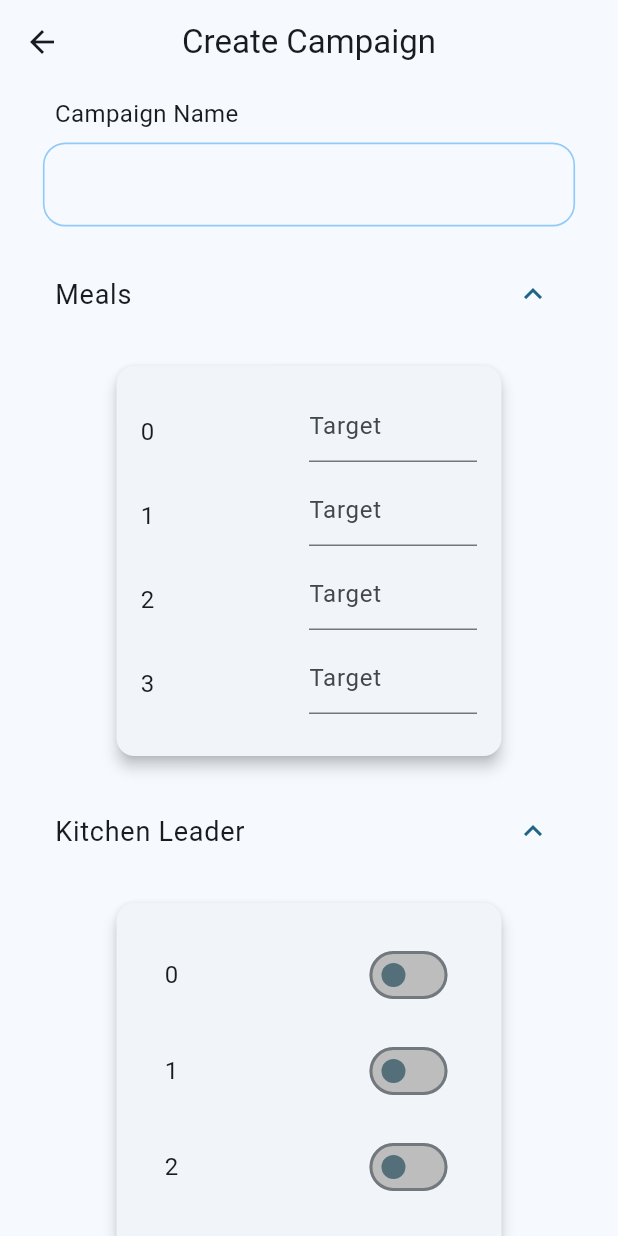
After one commit to Yusuf-ASM/lebaladna_app, a Flutter app: the RegisterCampaignPage screen opened directly, after a tap on "Meals", after a tap on "Kitchen Leader", on a phone screen of 412 x 824 dp. The commit adds this screen. Run offline on Flutter 3.47's test engine with Material 3 defaults, Android fonts, the phone set to English and light mode, and no system bars; our stand-ins replace dio, hive, hive_flutter, lottie, percent_indicator; accounts and stored records are empty.

Commit message:
new pages  :)

```diff
--- a/frontend/lib/backend/shared_variables.dart
+++ b/frontend/lib/backend/shared_variables.dart
@@ -3,7 +3,7 @@
 import 'package:flutter/material.dart';
 import 'package:hive/hive.dart';
 
-const BackendLink = "http://192.168.1.6:8080";
+const BackendLink = "http://192.168.3.200:8080";
 const Testing = true;
 const TextFieldBorderRadius = 15.0;
 const NormalTextSize = 16.0;
--- a/frontend/lib/backend/text.dart
+++ b/frontend/lib/backend/text.dart
@@ -13,5 +13,12 @@ const textRegister = "Register";
 const textRegistration = "Registration";
 const textCreate = "Create";
 const textCreateMeal = "Create Meal";
+const textCreateIngredient = "Create Ingredient";
+const textCreateCampaign = "Create Campaign";
+const textCampaignName = "Campaign Name";
+const textStationLeader = "Station Leader";
+const textKitchenLeader = "Kitchen Leader";
+const textMeals = "Meals";
 const textMealName = "Meal Name";
-const textIngredients = "Ingredients";
+const textIngredientName = "Ingredient Name";
+const textIngredientMeasure = "Ingredient Measurement Unit";
--- /dev/null
+++ b/frontend/lib/components/about_us/about_us_switch.dart
@@ -0,0 +1,107 @@
+import 'package:flutter/material.dart';
+
+import '../../backend/shared_variables.dart';
+
+class AboutUsSwitch extends StatefulWidget {
+  final String switchName;
+  final String switchKey;
+  const AboutUsSwitch({super.key, required this.switchName, required this.switchKey});
+
+  @override
+  State<AboutUsSwitch> createState() => _AboutUsSwitchState();
+}
+
+class _AboutUsSwitchState extends State<AboutUsSwitch> {
+  @override
+  Widget build(BuildContext context) {
+    bool switchValue = box.get(widget.switchKey);
+    return Padding(
+      padding: const EdgeInsets.only(top: 4, bottom: 4),
+      child: Row(
+        mainAxisAlignment: MainAxisAlignment.spaceBetween,
+        children: [
+          Text(widget.switchName),
+          box.get("chill")
+              ? Switch(
+                  splashRadius: 30.0,
+                  value: switchValue,
+                  onChanged: (value) {
+                    setState(
+                      () {
+                        switchValue = value;
+                        box.put(widget.switchKey, value);
+                      },
+                    );
+                  },
+                )
+              : Switch(
+                  activeColor: Colors.blueAccent,
+                  activeTrackColor: Colors.grey.shade400,
+                  inactiveThumbColor: Colors.blueGrey.shade600,
+                  inactiveTrackColor: Colors.grey.shade400,
+                  splashRadius: 30,
+                  value: switchValue,
+                  onChanged: (value) {
+                    setState(
+                      () {
+                        switchValue = value;
+                        box.put(widget.switchKey, value);
+                      },
+                    );
+                  },
+                ),
+        ],
+      ),
+    );
+  }
+}
+
+class AboutUsSwitchV2 extends StatefulWidget {
+  final String switchName;
+  final Function(bool value) callback;
+  const AboutUsSwitchV2({
+    super.key,
+    required this.switchName,
+    required this.callback,
+  });
+
+  @override
+  State<AboutUsSwitchV2> createState() => _AboutUsSwitchV2State();
+}
+
+class _AboutUsSwitchV2State extends State<AboutUsSwitchV2> {
+  bool switchValue = false;
+  @override
+  void initState() {
+    super.initState();
+  }
+
+  @override
+  Widget build(BuildContext context) {
+    widget.callback(switchValue);
+    return Padding(
+      padding: const EdgeInsets.symmetric(horizontal: 16, vertical: 8),
+      child: Row(
+        mainAxisAlignment: MainAxisAlignment.spaceBetween,
+        children: [
+          Text(
+            widget.switchName,
+            style: const TextStyle(fontSize: NormalTextSize),
+          ),
+          Switch(
+            activeColor: Colors.blueAccent,
+            activeTrackColor: Colors.grey.shade400,
+            inactiveThumbColor: Colors.blueGrey.shade600,
+            inactiveTrackColor: Colors.grey.shade400,
+            splashRadius: 25,
+            value: switchValue,
+            onChanged: (value) {
+              setState(() => switchValue = !switchValue);
+            },
+          ),
+
+        ],
+      ),
+    );
+  }
+}
--- a/frontend/lib/components/shared_components.dart
+++ b/frontend/lib/components/shared_components.dart
@@ -120,6 +120,17 @@ IconButton datePicker(
       }
     },
     icon: const Icon(Icons.calendar_today),
+  );
+}
+
+Theme expansionTile(BuildContext context, String title, List<Widget> children) {
+  return Theme(
+    data: Theme.of(context).copyWith(dividerColor: Colors.transparent),
+    child: ExpansionTile(
+      title: Text(title, style: const TextStyle(fontSize: SemiTextSize)),
+      childrenPadding: const EdgeInsets.symmetric(horizontal: 8),
+      children: children,
+    ),
   );
 }
 
--- a/frontend/lib/pages/initial_page.dart
+++ b/frontend/lib/pages/initial_page.dart
@@ -11,15 +11,13 @@ class InitialPage extends StatelessWidget {
   @override
   Widget build(BuildContext context) {
     final signInStateNotifier = UserStateNotifier();
-    // TODO remove in production
-    // box.put("signed", false);
     return ListenableBuilder(
       listenable: signInStateNotifier,
       builder: (context, child) {
         if (box.get("signed")) {
           headers["_id"] = box.get("_id");
           headers["token"] = box.get("token");
-          return const HomePage();
+          return HomePage();
         }
         return LoginPage();
       },
--- a/frontend/lib/pages/intro_page.dart
+++ b/frontend/lib/pages/intro_page.dart
@@ -49,7 +49,6 @@ Future<void> initializing() async {
     }
   }
   writeLog("IntroPage - Initializing", "Done Initializing String keys");
-
   for (var key in booleanKeys) {
     if (box.get(key) == null) {
       box.put(key, false);
--- a/frontend/lib/pages/pages_backend/register_user.dart
+++ b/frontend/lib/pages/pages_backend/register_user.dart
@@ -17,7 +17,6 @@ Future<void> registerUserButton({
     final response = await registerUser({"name": name, "password": password});
     if (context.mounted) {
       Navigator.of(context).pop();
-      print(response);
       if (response[0] == 200) {
         snackBar("Done :)", context);
       } else {
--- /dev/null
+++ b/frontend/lib/pages/register/register_campaign.dart
@@ -0,0 +1,161 @@
+import 'package:flutter/material.dart';
+import 'package:lebaladna/backend/text.dart';
+import 'package:lebaladna/components/shared_components.dart';
+
+import '../../backend/shared_variables.dart';
+import '../../components/about_us/about_us_switch.dart';
+
+class RegisterCampaignPage extends StatelessWidget {
+  final campaignName = TextEditingController();
+  final names = ["0", "1", "2", "3", "4"];
+  RegisterCampaignPage({super.key});
+
+  @override
+  Widget build(BuildContext context) {
+    Map<int, int> selectedMeals = {};
+    List selectedStationLeaders = [];
+    List selectedKitchenLeaders = [];
+
+    final width = MediaQuery.of(context).size.width;
+
+    double maxWidth = width * 0.9;
+
+    return SafeArea(
+      child: Scaffold(
+        appBar: AppBar(title: const Text(textCreateCampaign), centerTitle: true),
+        body: Center(
+          child: SingleChildScrollView(
+            child: ConstrainedBox(
+              constraints: BoxConstraints(maxWidth: maxWidth),
+              child: Column(
+                mainAxisAlignment: MainAxisAlignment.center,
+                children: [
+                  FormTextField(
+                    controller: campaignName,
+                    onSubmitted: () => {},
+                    labelText: textCampaignName,
+                  ),
+                  expansionTile(context, textMeals, [
+                    Container(
+                      padding: const EdgeInsets.all(16),
+                      width: maxWidth * 0.8,
+                      height: 300,
+                      child: Card(
+                        elevation: 4,
+                        child: Padding(
+                          padding: const EdgeInsets.all(16.0),
+                          child: ListView.builder(
+                              shrinkWrap: true,
+                              itemCount: names.length,
+                              itemBuilder: (context, index) {
+                                return Row(
+                                  children: [
+                                    Expanded(
+                                      child: Text(
+                                        names[index],
+                                        style: const TextStyle(fontSize: NormalTextSize),
+                                      ),
+                                    ),
+                                    Flexible(
+                                      child: Padding(
+                                        padding: const EdgeInsets.only(bottom: 8.0),
+                                        child: TextField(
+                                          // enabled: ,
+                                          onChanged: (value) {
+                                            final parsedTarget = int.tryParse(value);
+                                            if (parsedTarget != null) {
+                                              selectedMeals[index] = parsedTarget;
+                                            } else {
+                                              selectedMeals.remove(index);
+                                            }
+                                          },
+                                          decoration: InputDecoration(
+                                            hintText: "Target",
+                                          ),
+                                          keyboardType: TextInputType.number,
+                                        ),
+                                      ),
+                                    ),
+                                  ],
+                                );
+                              }),
+                        ),
+                      ),
+                    ),
+                  ]),
+                  expansionTile(context, textKitchenLeader, [
+                    Container(
+                      padding: const EdgeInsets.all(16),
+                      width: maxWidth * 0.8,
+                      height: 300,
+                      child: Card(
+                        elevation: 4,
+                        child: Padding(
+                          padding: const EdgeInsets.all(16.0),
+                          child: ListView.builder(
+                            shrinkWrap: true,
+                            itemCount: names.length,
+                            itemBuilder: (context, index) => AboutUsSwitchV2(
+                              switchName: names[index],
+                              callback: (value) {
+                                if (value) {
+                                  selectedKitchenLeaders.add(index);
+                                } else {
+                                  selectedKitchenLeaders.remove(index);
+                                }
+                              },
+                            ),
+                          ),
+                        ),
+                      ),
+                    ),
+                  ]),
+                  expansionTile(context, textStationLeader, [
+                    Container(
+                      padding: const EdgeInsets.all(16),
+                      width: maxWidth * 0.8,
+                      height: 300,
+                      child: Card(
+                        elevation: 4,
+                        child: Padding(
+                          padding: const EdgeInsets.all(16.0),
+                          child: ListView.builder(
+                            shrinkWrap: true,
+                            itemCount: names.length,
+                            itemBuilder: (context, index) => AboutUsSwitchV2(
+                              switchName: names[index],
+                              callback: (value) {
+                                if (value) {
+                                  selectedStationLeaders.add(index);
+                                } else {
+                                  selectedStationLeaders.remove(index);
+                                }
+                              },
+                            ),
+                          ),
+                        ),
+                      ),
+                    ),
+                  ]),
+                  Padding(
+                    padding: const EdgeInsets.only(top: 16, bottom: 32),
+                    child: ElevatedButton(
+                      onPressed: () {
+                        print(selectedKitchenLeaders);
+                        print(selectedStationLeaders);
+                        print(selectedMeals);
+                        print(selectedMeals.values.toList());
+                        print(selectedMeals.keys.toList());
+                      },
+                      child: const Text(textRegister),
+                    ),
+                  )
+                ],
+              ),
+            ),
+          ),
+        ),
+      ),
+    );
+  }
+}
```
Also changed, not shown: frontend/lib/backend/api.dart (+19 -0 lines), frontend/lib/components/about_us/about_us_button.dart (added, +48 -0 lines), frontend/lib/components/about_us/about_us_buttonv2.dart (added, +47 -0 lines), frontend/lib/pages/home_page.dart (+34 -12 lines), frontend/lib/pages/register/register_ingredient.dart (added, +50 -0 lines), frontend/lib/pages/register/register_meal.dart (+36 -7 lines), frontend/lib/pages/pages_backend/register_campaign.dart (added), 1 other file.
